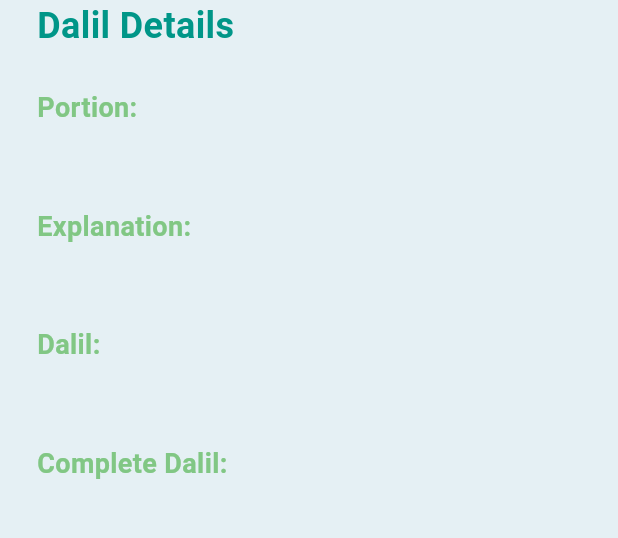
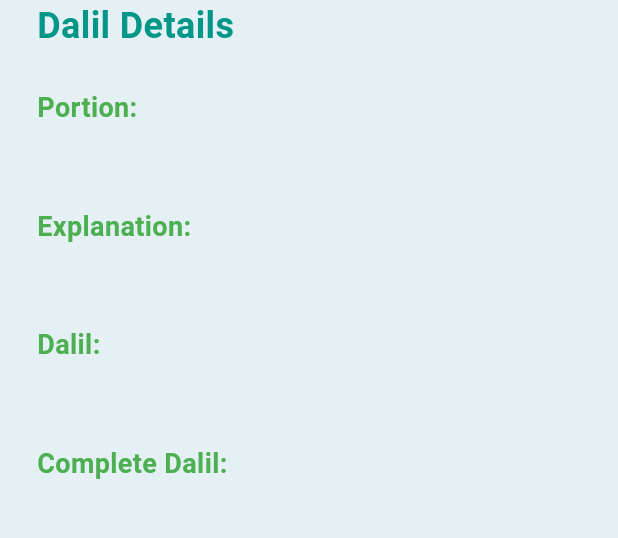
Before and after one commit to faiqhdr/radeena, a Flutter app: the DalilContentPage screen opened directly with empty values, on a phone screen of 412 x 824 dp, the part 84-622 px from its top. Run offline on Flutter 3.47's test engine with Material 3 defaults, Android fonts, the light colour scheme and no system bars; our stand-ins replace animated_text_kit, input_quantity, lottie, sqflite; missing offline and left inert: graphview; accounts and stored records are empty.

Commit message:
change title color in content dalil

```diff
--- a/lib/styles/style.dart
+++ b/lib/styles/style.dart
@@ -44,6 +44,7 @@ var cyan01Color = const Color(0xff4ba2b6);
 var cyan02Color = const Color(0xff4dd0e1);
 var teal01nColor = const Color(0xff26a691);
 var green01Color = const Color(0xff81c784);
+var green02Color = const Color(0xff4caf50);
 var gold01nColor = const Color(0xffffca28);
 var gold01Color = const Color(0xffffd54f);
 var grey01nColor = const Color(0xff616161);
--- a/lib/views/material/dalil_content_page.dart
+++ b/lib/views/material/dalil_content_page.dart
@@ -43,7 +43,7 @@ class DalilContentPage extends StatelessWidget {
                 style: TextStyle(
                     fontSize: 18,
                     fontWeight: FontWeight.bold,
-                    color: green01Color),
+                    color: green02Color),
               ),
               SizedBox(height: 5),
               Text(
@@ -56,7 +56,7 @@ class DalilContentPage extends StatelessWidget {
                 style: TextStyle(
                     fontSize: 18,
                     fontWeight: FontWeight.bold,
-                    color: green01Color),
+                    color: green02Color),
               ),
               SizedBox(height: 5),
               Text(
@@ -69,7 +69,7 @@ class DalilContentPage extends StatelessWidget {
                 style: TextStyle(
                     fontSize: 18,
                     fontWeight: FontWeight.bold,
-                    color: green01Color),
+                    color: green02Color),
               ),
               SizedBox(height: 5),
               Text(
@@ -82,7 +82,7 @@ class DalilContentPage extends StatelessWidget {
                 style: TextStyle(
                     fontSize: 18,
                     fontWeight: FontWeight.bold,
-                    color: green01Color),
+                    color: green02Color),
               ),
               SizedBox(height: 5),
               Text(
```
